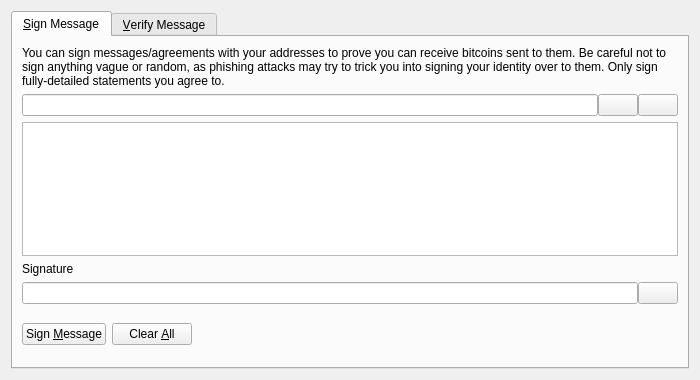
Old version of the form src/qt/forms/signverifymessagedialog.ui in the repository stance-project/stance-core.
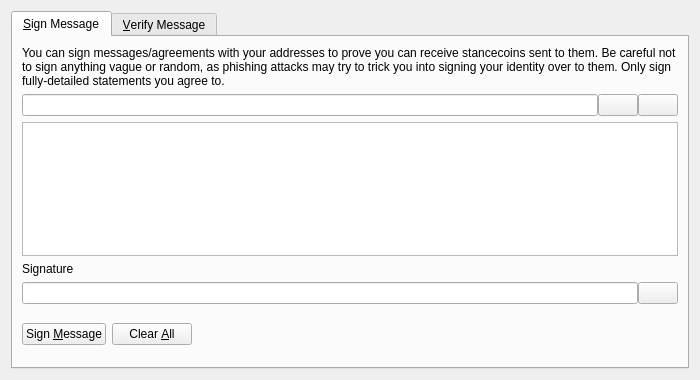
New version of the form. Icons and pictures are not drawn. Custom widgets are drawn as their Qt base class.

Diff of the .ui file:
```diff
--- a/src/qt/forms/signverifymessagedialog.ui
+++ b/src/qt/forms/signverifymessagedialog.ui
@@ -30,7 +30,7 @@
        <item>
         <widget class="QLabel" name="infoLabel_SM">
          <property name="text">
-          <string>You can sign messages/agreements with your addresses to prove you can receive bitcoins sent to them. Be careful not to sign anything vague or random, as phishing attacks may try to trick you into signing your identity over to them. Only sign fully-detailed statements you agree to.</string>
+          <string>You can sign messages/agreements with your addresses to prove you can receive stancecoins sent to them. Be careful not to sign anything vague or random, as phishing attacks may try to trick you into signing your identity over to them. Only sign fully-detailed statements you agree to.</string>
          </property>
          <property name="textFormat">
           <enum>Qt::PlainText</enum>
```
Left out of the diff: 26 changed lines with no effect on the pictures.
